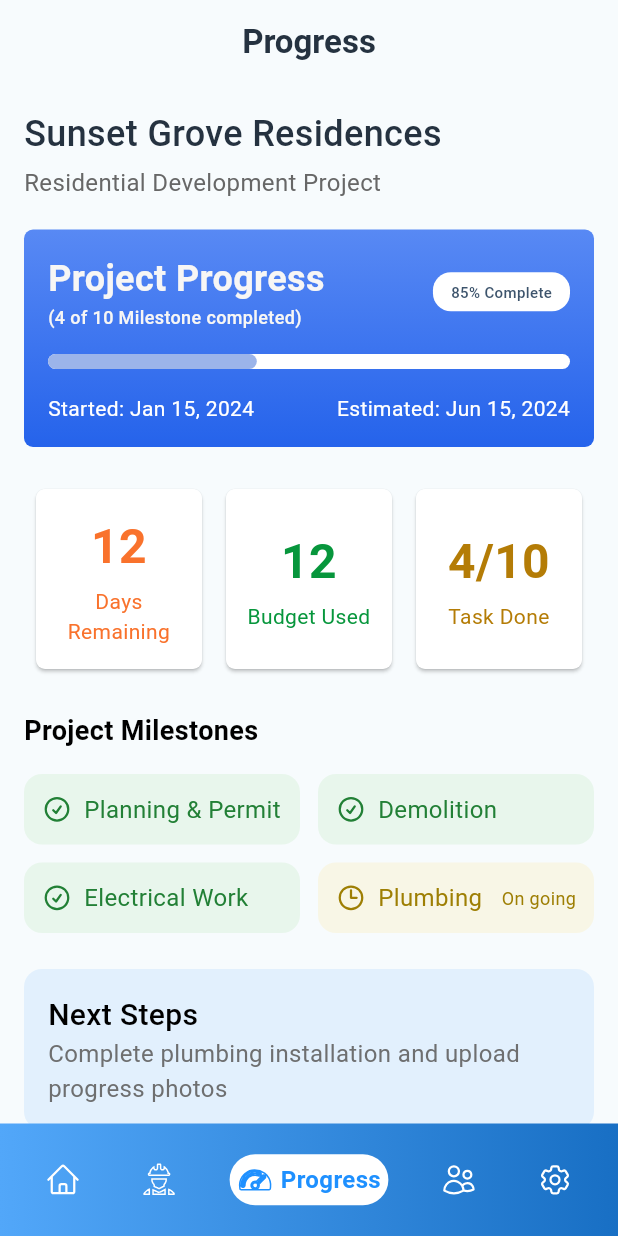
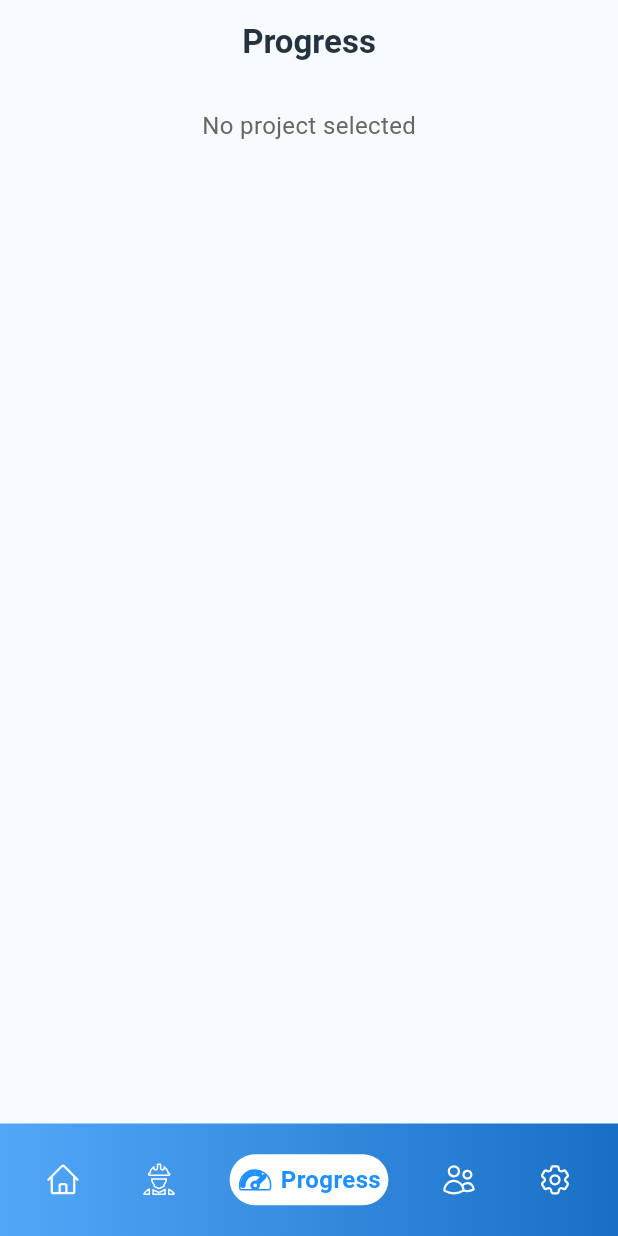
Before and after one commit to RaihanRafi01/loan_site, a Flutter app: the screen it shows after launch, item 3 of the bottom bar chosen, on a phone screen of 412 x 824 dp. Run offline on Flutter 3.47's test engine with Material 3 defaults, Android fonts, the phone set to English and light mode, and no system bars; drawn by our look-alikes of google_nav_bar; our stand-ins replace cached_network_image, dotted_border, dropdown_button2, flutter_secure_storage, flutter_svg, get and 4 more; accounts and stored records are empty.

Commit message:
fixed the flow

```diff
--- a/lib/app/modules/progress/views/progress_view.dart
+++ b/lib/app/modules/progress/views/progress_view.dart
@@ -2,13 +2,15 @@ import 'package:flutter/material.dart';
 import 'package:flutter_svg/flutter_svg.dart';
 import 'package:get/get.dart';
 import 'package:loan_site/app/modules/home/views/home_view.dart';
-import '../../../../common/appColors.dart';
-import '../../../../common/customFont.dart';
-import '../../home/views/upload_photo_view.dart';
-import '../../home/views/view_instruction_view.dart';
+import 'package:loan_site/app/modules/home/views/upload_photo_view.dart';
+import 'package:loan_site/app/modules/home/views/view_instruction_view.dart';
+import 'package:loan_site/common/appColors.dart';
+import 'package:loan_site/common/customFont.dart';
+import '../../contractor/views/contractor_view.dart';
+import '../../home/controllers/home_controller.dart';
 import '../controllers/progress_controller.dart';
 
-class ProgressView extends GetView<ProgressController> {
+class ProgressView extends GetView {
   const ProgressView({super.key});
 
   @override
@@ -19,21 +21,38 @@ class ProgressView extends GetView<ProgressController> {
         backgroundColor: AppColors.appBc,
         scrolledUnderElevation: 0,
         elevation: 0,
-        title: Text('Progress',style: h2.copyWith(
+        title: Text(
+          'Progress',
+          style: h2.copyWith(
             color: AppColors.textColor,
             fontSize: 22,
-        ),),
+          ),
+        ),
         centerTitle: true,
       ),
       body: SafeArea(
         child: SingleChildScrollView(
           padding: const EdgeInsets.all(16.0),
-          child: Column(
+          child: Obx(() {
+            final HomeController homeController = Get.find<HomeController>();
+            final project = homeController.currentProject.value;
+            if (project == null) {
+              return const Center(
+                child: Text(
+                  'No project selected',
+                  style: TextStyle(
+                    fontSize: 16,
+                    color: AppColors.blurtext5,
+                  ),
+                ),
+              );
+            }
+            return Column(
               crossAxisAlignment: CrossAxisAlignment.start,
               children: [
                 // Project Header
                 Text(
-                'Sunset Grove Residences',
+                  project.name,
                   style: h3.copyWith(
                     fontSize: 24,
                     color: AppColors.textColor,
@@ -41,7 +60,7 @@ class ProgressView extends GetView<ProgressController> {
                 ),
                 const SizedBox(height: 4),
                 Text(
-                'Residential Development Project',
+                  project.type,
                   style: h4.copyWith(
                     fontSize: 16,
                     color: AppColors.blurtext5,
@@ -77,7 +96,7 @@ class ProgressView extends GetView<ProgressController> {
                                 ),
                               ),
                               Text(
-                              '(4 of 10 Milestone completed)',
+                                '(${project.progress.completedPhases} of ${project.progress.totalPhases} Milestones completed)',
                                 style: h3.copyWith(
                                   color: AppColors.textWhite1,
                                   fontSize: 12,
@@ -86,13 +105,14 @@ class ProgressView extends GetView<ProgressController> {
                             ],
                           ),
                           Container(
-                          padding: const EdgeInsets.symmetric(horizontal: 12, vertical: 6),
+                            padding: const EdgeInsets.symmetric(
+                                horizontal: 12, vertical: 6),
                             decoration: BoxDecoration(
                               color: Colors.white,
                               borderRadius: BorderRadius.circular(12),
                             ),
                             child: Text(
-                            '85% Complete',
+                              '${project.progress.percent100}% Complete',
                               style: h3.copyWith(
                                 color: AppColors.textColor5,
                                 fontSize: 10,
@@ -110,7 +130,7 @@ class ProgressView extends GetView<ProgressController> {
                           borderRadius: BorderRadius.circular(40),
                         ),
                         child: FractionallySizedBox(
-                        widthFactor: 0.4,
+                          widthFactor: project.progress.percent0to1,
                           alignment: Alignment.centerLeft,
                           child: Container(
                             decoration: BoxDecoration(
@@ -125,14 +145,14 @@ class ProgressView extends GetView<ProgressController> {
                         mainAxisAlignment: MainAxisAlignment.spaceBetween,
                         children: [
                           Text(
-                          'Started: Jan 15, 2024',
+                            'Started: ${project.progress.fmtDate(project.progress.startDate)}',
                             style: h4.copyWith(
                               color: Colors.white,
                               fontSize: 14,
                             ),
                           ),
                           Text(
-                          'Estimated: Jun 15, 2024',
+                            'Estimated: ${project.progress.fmtDate(project.progress.endDate)}',
                             style: h4.copyWith(
                               color: Colors.white,
                               fontSize: 14,
@@ -144,16 +164,33 @@ class ProgressView extends GetView<ProgressController> {
                   ),
                 ),
                 const SizedBox(height: 24),
-
+                // Stat Cards
                 Row(
                   mainAxisAlignment: MainAxisAlignment.spaceEvenly,
                   children: [
-                  Expanded(child: _buildStatCard('12', 'Days Remaining', AppColors.clrOrange)),
-                  Expanded(child: _buildStatCard('12', 'Budget Used', AppColors.clrGreen)),
-                  Expanded(child: _buildStatCard('4/10', 'Task Done', AppColors.clrBrown)),
+                    Expanded(
+                      child: _buildStatCard(
+                        project.progress.daysRemaining?.toString() ?? 'N/A',
+                        'Days Remaining',
+                        AppColors.clrOrange,
+                      ),
+                    ),
+                    Expanded(
+                      child: _buildStatCard(
+                        project.progress.budget_used?.toString() ?? 'N/A',
+                        'Budget Used',
+                        AppColors.clrGreen,
+                      ),
+                    ),
+                    Expanded(
+                      child: _buildStatCard(
+                        '${project.progress.completedPhases}/${project.progress.totalPhases}',
+                        'Task Done',
+                        AppColors.clrBrown,
+                      ),
+                    ),
                   ],
                 ),
-
                 const SizedBox(height: 24),
                 // Project Milestones
                 const Text(
@@ -165,54 +202,89 @@ class ProgressView extends GetView<ProgressController> {
                   ),
                 ),
                 const SizedBox(height: 16),
+                // Milestones (Moved out of nested Obx)
+                Builder(builder: (context) {
+                  // Get completed and ongoing milestones
+                  final completedMilestones = project.milestones
+                      .asMap()
+                      .entries
+                      .where((entry) => entry.value.status == 'completed')
+                      .take(4) // Limit to 4 completed milestones
+                      .map((entry) => entry.value)
+                      .toList();
+
+                  final ongoingMilestone = project.milestones
+                      .firstWhereOrNull((m) => m.status == 'on_going');
+
+                  // Check if there are any milestones
+                  final hasMilestones = project.milestones.isNotEmpty;
+
+                  if (!hasMilestones) {
+                    return Text(
+                      'No milestones available',
+                      style: h4.copyWith(
+                        fontSize: 16,
+                        color: AppColors.blurtext5,
+                      ),
+                    );
+                  }
+
+                  // Combine completed and ongoing milestones for display
+                  final displayMilestones = [
+                    ...completedMilestones,
+                    if (ongoingMilestone != null) ongoingMilestone,
+                  ];
+
+                  // Build milestone rows dynamically
+                  List<Widget> milestoneRows = [];
+                  for (int i = 0; i < displayMilestones.length; i += 2) {
+                    milestoneRows.add(
                       Row(
                         children: [
                           Expanded(
                             child: HomeView().buildMilestoneCard(
-                      'Planning & Permit',
-                      'assets/images/home/tic_icon.svg',
-                      AppColors.greenCard,
-                      AppColors.textGreen,
-                      true,
+                              displayMilestones[i].name,
+                              displayMilestones[i].status == 'completed'
+                                  ? 'assets/images/home/tic_icon.svg'
+                                  : 'assets/images/home/waiting_icon.svg',
+                              displayMilestones[i].status == 'completed'
+                                  ? AppColors.greenCard
+                                  : AppColors.yellowCard,
+                              displayMilestones[i].status == 'completed'
+                                  ? AppColors.textGreen
+                                  : AppColors.textYellow,
+                              displayMilestones[i].status == 'completed',
                             ),
                           ),
+                          if (i + 1 < displayMilestones.length) ...[
                             const SizedBox(width: 12),
                             Expanded(
                               child: HomeView().buildMilestoneCard(
-                      'Demolition',
-                      'assets/images/home/tic_icon.svg',
-                      AppColors.greenCard,
-                      AppColors.textGreen,
-                      true,
+                                displayMilestones[i + 1].name,
+                                displayMilestones[i + 1].status == 'completed'
+                                    ? 'assets/images/home/tic_icon.svg'
+                                    : 'assets/images/home/waiting_icon.svg',
+                                displayMilestones[i + 1].status == 'completed'
+                                    ? AppColors.greenCard
+                                    : AppColors.yellowCard,
+                                displayMilestones[i + 1].status == 'completed'
+                                    ? AppColors.textGreen
+                                    : AppColors.textYellow,
+                                displayMilestones[i + 1].status == 'completed',
                               ),
                             ),
+                          ] else ...[
+                            const SizedBox(width: 12),
+                            const Expanded(child: SizedBox.shrink()),
+                          ],
                         ],
                       ),
-              const SizedBox(height: 12),
-              Row(
-                children: [
-                  Expanded(
-                    child: HomeView().buildMilestoneCard(
-                      'Electrical Work',
-                      'assets/images/home/tic_icon.svg',
-                      AppColors.greenCard,
-                      AppColors.textGreen,
-                      true,
-                    ),
-                  ),
-                  const SizedBox(width: 12),
-                  Expanded(
-                    child: HomeView().buildMilestoneCard(
-                      'Plumbing',
-                      'assets/images/home/waiting_icon.svg',
-                      AppColors.yellowCard,
-                      AppColors.textYellow,
-                      false,
-                      subtitle: 'On going',
-                    ),
-                  ),
-                ],
-              ),
+                    );
+                    milestoneRows.add(const SizedBox(height: 12));
+                  }
+
+                  return Column(children: milestoneRows);
+                }),
                 const SizedBox(height: 24),
                 // Next Steps
                 Container(
@@ -233,7 +305,7 @@ class ProgressView extends GetView<ProgressController> {
                         ),
                       ),
                       Text(
-                      'Complete plumbing installation and upload progress photos',
+                        'Complete ${project.milestones.firstWhereOrNull((m) => m.status == 'on_going')?.name ?? 'General'} and upload progress photos',
                         style: h4.copyWith(
                           color: AppColors.textColor2,
                           fontSize: 16,
@@ -248,19 +320,30 @@ class ProgressView extends GetView<ProgressController> {
                   children: [
                     Expanded(
                       child: GestureDetector(
-                        onTap: ()=> Get.to(UploadPhotoView()),
-                        child: SvgPicture.asset('assets/images/home/upload_photo.svg',width: MediaQuery.of(context).size.width,height:  100,)),
+                        onTap: () => Get.to(UploadPhotoView()),
+                        child: SvgPicture.asset(
+                          'assets/images/home/upload_photo.svg',
+                          width: MediaQuery.of(context).size.width,
+                          height: 100,
+                        ),
+                      ),
                     ),
                     const SizedBox(width: 12),
                     Expanded(
                       child: GestureDetector(
-                        onTap: ()=> Get.to(ViewInstructionView()),
-                        child: SvgPicture.asset('assets/images/home/view_instruction.svg',width: MediaQuery.of(context).size.width,height: 100,)),
+                        onTap: () => Get.to(ContractorView()),
+                        child: SvgPicture.asset(
+                          'assets/images/home/view_instruction.svg',
+                          width: MediaQuery.of(context).size.width,
+                          height: 100,
+                        ),
+                      ),
                     ),
                   ],
                 ),
               ],
-          ),
+            );
+          }),
         ),
       ),
     );
@@ -276,8 +359,8 @@ class ProgressView extends GetView<ProgressController> {
           borderRadius: BorderRadius.circular(6),
         ),
         child: Container(
-          height: 120,
-          padding: EdgeInsets.all(8),
+          height: 150, // Adjusted back to original height
+          padding: const EdgeInsets.all(8),
           child: Column(
             mainAxisAlignment: MainAxisAlignment.center,
             children: [
@@ -289,7 +372,7 @@ class ProgressView extends GetView<ProgressController> {
                   color: color,
                 ),
               ),
-              SizedBox(height: 4),
+              const SizedBox(height: 4),
               Text(
                 label,
                 textAlign: TextAlign.center,
@@ -304,5 +387,4 @@ class ProgressView extends GetView<ProgressController> {
       ),
     );
   }
-
 }
--- a/lib/app/modules/project/views/project_view.dart
+++ b/lib/app/modules/project/views/project_view.dart
@@ -7,6 +7,7 @@ import '../../../../common/appColors.dart';
 import '../../../../common/customFont.dart';
 import '../../../../common/widgets/customButton.dart';
 import '../../../../common/widgets/custom_snackbar.dart';
+import '../../contractor/views/contractor_view.dart';
 import '../../home/controllers/chat_controller.dart';
 import '../../home/controllers/home_controller.dart';
 import '../../home/views/view_instruction_view.dart';
@@ -233,7 +234,7 @@ class ProjectView extends GetView<ProjectController> {
                     Padding(
                       padding: const EdgeInsets.symmetric(vertical: 8.0),
                       child: GestureDetector(
-                        onTap: () => Get.to(() => const ViewInstructionView()),
+                        onTap: () => Get.to(() => const ContractorView()),
                         child: SvgPicture.asset('assets/images/project/view_instruction.svg',
                             width: MediaQuery.of(context).size.width),
                       ),
```
Also changed, not shown: lib/app/modules/contractor/views/contractor_view.dart (+11 -15 lines), lib/app/modules/home/views/home_view.dart (+33 -35 lines), lib/app/modules/home/views/view_instruction_view.dart (+7 -15 lines), lib/app/modules/project/controllers/project_controller.dart (+45 -1 lines). Lines whose indentation alone changed are shown as unchanged.
